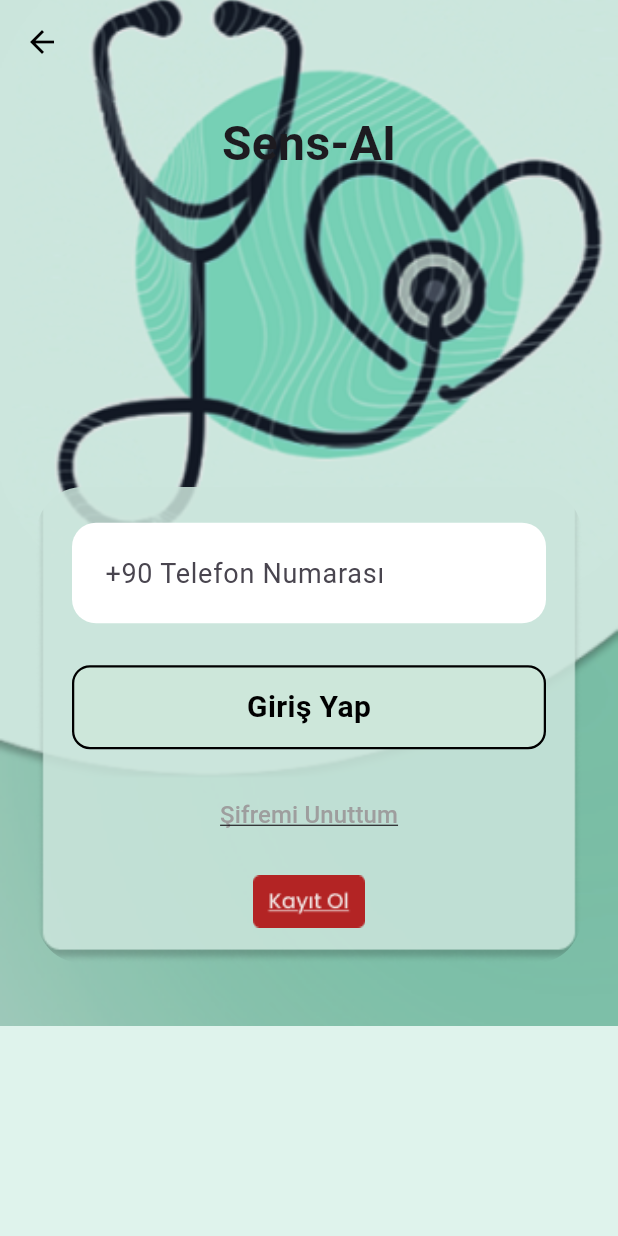
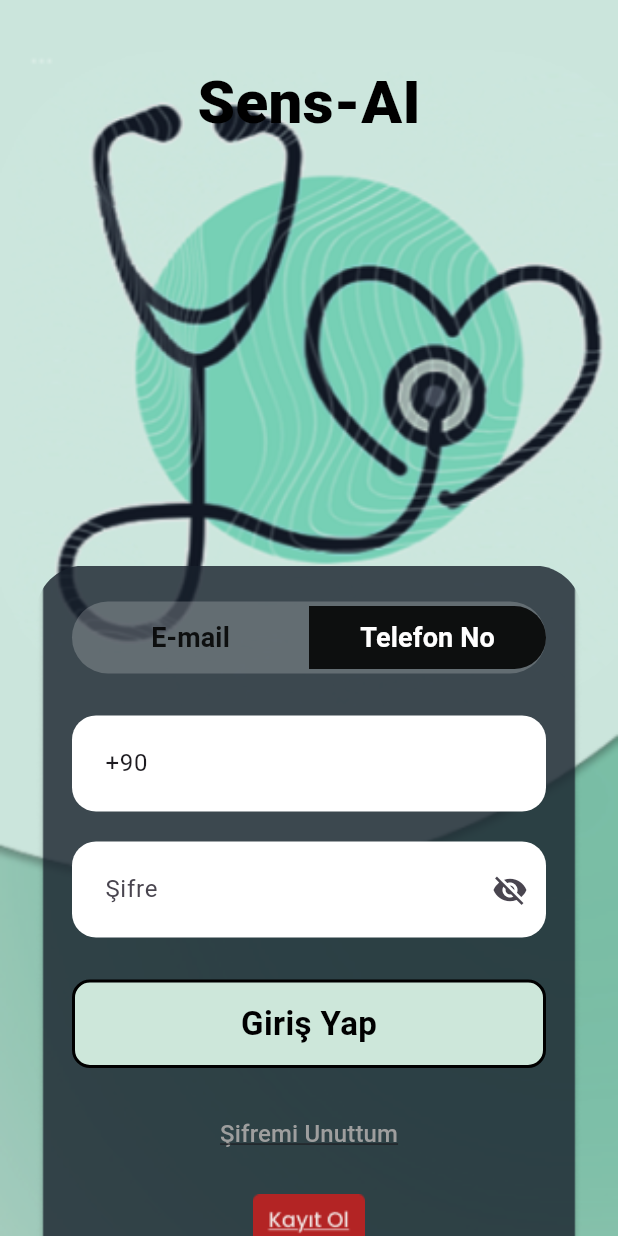
Before and after one commit to dilara-karaca/HealthAssistant, a Flutter app: the LoginPhoneScreen screen opened by its route, on a phone screen of 412 x 824 dp. Run offline on Flutter 3.47's test engine with Material 3 defaults, Android fonts, the light colour scheme and no system bars; our stand-ins replace cloud_firestore, firebase_auth, firebase_core, fl_chart, flutter_blue_plus, geolocator and 3 more; accounts and stored records are empty.

Commit message:
Telefon ile giriş ekranı güncellendi

```diff
--- a/lib/screens/login_phone_screen.dart
+++ b/lib/screens/login_phone_screen.dart
@@ -1,5 +1,6 @@
 import 'package:flutter/material.dart';
 import 'package:firebase_auth/firebase_auth.dart';
+import 'package:cloud_firestore/cloud_firestore.dart';
 
 class LoginPhoneScreen extends StatefulWidget {
   const LoginPhoneScreen({super.key});
@@ -9,67 +10,63 @@ class LoginPhoneScreen extends StatefulWidget {
 }
 
 class _LoginPhoneScreenState extends State<LoginPhoneScreen> {
-  final TextEditingController phoneController = TextEditingController();
-  final FirebaseAuth _auth = FirebaseAuth.instance;
+  final TextEditingController phoneController = TextEditingController(text: "+90");
+  final TextEditingController passwordController = TextEditingController();
+  bool obscurePassword = true;
 
-  String verificationId = '';
+  Future<void> loginWithPhone() async {
+    final phone = phoneController.text.trim();
+    final password = passwordController.text.trim();
 
-  Future<void> _verifyPhoneNumber() async {
-    final phoneNumber = phoneController.text.trim();
-
-    if (phoneNumber.isEmpty) {
+    if (phone.isEmpty || password.isEmpty) {
       ScaffoldMessenger.of(context).showSnackBar(
-        const SnackBar(content: Text("Telefon numarası boş olamaz")),
+        const SnackBar(content: Text("Telefon numarası ve şifre boş olamaz.")),
       );
       return;
     }
 
     try {
-      await _auth.verifyPhoneNumber(
-        phoneNumber: phoneNumber,
-        timeout: const Duration(seconds: 60),
-        verificationCompleted: (PhoneAuthCredential credential) async {
-          await _auth.signInWithCredential(credential);
-          Navigator.pushReplacementNamed(context, '/home');
-        },
-        verificationFailed: (FirebaseAuthException e) {
+      final userCredential = await FirebaseAuth.instance
+          .signInWithEmailAndPassword(email: phone, password: password);
+      final uid = userCredential.user!.uid;
+
+      final patientDoc = await FirebaseFirestore.instance
+          .collection('patients')
+          .doc(uid)
+          .get();
+
+      if (patientDoc.exists) {
+        Navigator.pushReplacementNamed(context, '/patientHome');
+        return;
+      }
+
+      final relativeDoc = await FirebaseFirestore.instance
+          .collection('relatives')
+          .doc(uid)
+          .get();
+
+      if (relativeDoc.exists) {
+        Navigator.pushReplacementNamed(context, '/relativeHome');
+        return;
+      }
+
       ScaffoldMessenger.of(context).showSnackBar(
-            SnackBar(content: Text("Doğrulama başarısız: ${e.message}")),
+        const SnackBar(content: Text("Kullanıcı rolü belirlenemedi.")),
       );
-        },
-        codeSent: (String verId, int? resendToken) {
-          setState(() {
-            verificationId = verId;
-          });
-          Navigator.pushNamed(context, '/loginSms', arguments: verificationId);
-        },
-        codeAutoRetrievalTimeout: (String verId) {
-          verificationId = verId;
-        },
+    } on FirebaseAuthException catch (e) {
+      ScaffoldMessenger.of(context).showSnackBar(
+        SnackBar(content: Text("Giriş hatası: ${e.message}")),
       );
     } catch (e) {
-      ScaffoldMessenger.of(
-        context,
-      ).showSnackBar(SnackBar(content: Text("Hata: ${e.toString()}")));
+      ScaffoldMessenger.of(context).showSnackBar(
+        SnackBar(content: Text("Hata: $e")),
+      );
     }
   }
 
   @override
   Widget build(BuildContext context) {
-    final screenHeight = MediaQuery.of(context).size.height;
-
     return Scaffold(
-      appBar: AppBar(
-        backgroundColor: Colors.transparent,
-        elevation: 0,
-        leading: IconButton(
-          icon: const Icon(Icons.arrow_back, color: Colors.black),
-          onPressed: () {
-            Navigator.pop(context);
-          },
-        ),
-      ),
-      extendBodyBehindAppBar: true,
       body: Stack(
         children: [
           Positioned.fill(
@@ -80,78 +77,187 @@ class _LoginPhoneScreenState extends State<LoginPhoneScreen> {
           ),
           SafeArea(
             child: SingleChildScrollView(
-              child: Padding(
-                padding: const EdgeInsets.symmetric(horizontal: 24.0),
+              padding: const EdgeInsets.symmetric(horizontal: 24.0, vertical: 20),
               child: Column(
                 crossAxisAlignment: CrossAxisAlignment.center,
                 children: [
-                    SizedBox(height: screenHeight * 0.02),
+                  const SizedBox(height: 20),
                   const Text(
                     'Sens-AI',
                     style: TextStyle(
-                        fontSize: 32,
-                        fontWeight: FontWeight.bold,
+                      fontSize: 40,
+                      fontWeight: FontWeight.w900,
+                      color: Colors.black,
                     ),
                   ),
-                    SizedBox(height: screenHeight * 0.25),
+                  const SizedBox(height: 280),
                   Container(
                     padding: const EdgeInsets.all(24),
                     decoration: BoxDecoration(
                       image: const DecorationImage(
-                          image: AssetImage('images/yesil_rectangle.png'),
-                          fit: BoxFit.cover,
-                          alignment: Alignment.bottomCenter,
+                        image: AssetImage('images/koyu_rectangle.png'),
+                        fit: BoxFit.fitWidth,
                       ),
                       borderRadius: BorderRadius.circular(32),
                     ),
                     child: Column(
                       children: [
-                          TextField(
+                        _buildSwitchTabs(context),
+                        const SizedBox(height: 28),
+                        _buildPhoneField(),
+                        const SizedBox(height: 20),
+                        _buildPasswordField(),
+                        const SizedBox(height: 28),
+                        _buildLoginButton(),
+                        const SizedBox(height: 20),
+                        _buildForgotPassword(context),
+                        const SizedBox(height: 16),
+                        GestureDetector(
+                          onTap: () {
+                            Navigator.pushNamed(context, '/registerPatient');
+                          },
+                          child: Image.asset('images/frame_60.png'),
+                        ),
+                      ],
+                    ),
+                  ),
+                ],
+              ),
+            ),
+          ),
+        ],
+      ),
+    );
+  }
+
+  Widget _buildSwitchTabs(BuildContext context) {
+    return Container(
+      decoration: BoxDecoration(
+        color: Colors.white.withOpacity(0.2),
+        borderRadius: BorderRadius.circular(24),
+      ),
+      child: Row(
+        children: [
+          Expanded(
+            child: TextButton(
+              onPressed: () {
+                Navigator.pushReplacementNamed(context, '/loginEmail');
+              },
+              style: TextButton.styleFrom(
+                backgroundColor: Colors.transparent,
+                shape: const RoundedRectangleBorder(
+                  borderRadius: BorderRadius.only(
+                    topLeft: Radius.circular(24),
+                    bottomLeft: Radius.circular(24),
+                  ),
+                ),
+              ),
+              child: const Text(
+                'E-mail',
+                style: TextStyle(
+                  color: Colors.black87,
+                  fontSize: 18,
+                  fontWeight: FontWeight.bold,
+                ),
+              ),
+            ),
+          ),
+          Expanded(
+            child: TextButton(
+              onPressed: () {},
+              style: TextButton.styleFrom(
+                backgroundColor: Colors.black87,
+                shape: const RoundedRectangleBorder(
+                  borderRadius: BorderRadius.only(
+                    topRight: Radius.circular(24),
+                    bottomRight: Radius.circular(24),
+                  ),
+                ),
+              ),
+              child: const Text(
+                'Telefon No',
+                style: TextStyle(
+                  color: Colors.white,
+                  fontSize: 18,
+                  fontWeight: FontWeight.bold,
+                ),
+              ),
+            ),
+          ),
+        ],
+      ),
+    );
+  }
+
+  Widget _buildPhoneField() {
+    return TextField(
       controller: phoneController,
       keyboardType: TextInputType.phone,
       decoration: InputDecoration(
         filled: true,
         fillColor: Colors.white,
-                              hintText: '+90 Telefon Numarası',
-                              hintStyle: const TextStyle(fontSize: 18),
-                              contentPadding: const EdgeInsets.symmetric(
-                                horizontal: 18,
-                                vertical: 20,
+        hintText: 'Telefon Numarası (+90)',
+        contentPadding: const EdgeInsets.symmetric(horizontal: 18, vertical: 20),
+        border: OutlineInputBorder(
+          borderRadius: BorderRadius.circular(16),
+          borderSide: BorderSide.none,
+        ),
+      ),
+    );
+  }
+
+  Widget _buildPasswordField() {
+    return TextField(
+      controller: passwordController,
+      obscureText: obscurePassword,
+      decoration: InputDecoration(
+        filled: true,
+        fillColor: Colors.white,
+        hintText: 'Şifre',
+        contentPadding: const EdgeInsets.symmetric(horizontal: 18, vertical: 20),
+        suffixIcon: IconButton(
+          icon: Icon(obscurePassword ? Icons.visibility_off : Icons.visibility),
+          onPressed: () {
+            setState(() {
+              obscurePassword = !obscurePassword;
+            });
+          },
         ),
         border: OutlineInputBorder(
           borderRadius: BorderRadius.circular(16),
           borderSide: BorderSide.none,
         ),
       ),
-                          ),
-                          const SizedBox(height: 28),
-                          GestureDetector(
-                            onTap: _verifyPhoneNumber,
+    );
+  }
+
+  Widget _buildLoginButton() {
+    return GestureDetector(
+      onTap: loginWithPhone,
       child: Container(
         width: double.infinity,
         padding: const EdgeInsets.symmetric(vertical: 12),
         decoration: BoxDecoration(
           color: const Color(0xFFCDE7DA),
           borderRadius: BorderRadius.circular(12),
-                                border: Border.all(
-                                  color: Colors.black,
-                                  width: 1.5,
-                                ),
+          border: Border.all(color: Colors.black, width: 2),
         ),
         child: const Center(
           child: Text(
             'Giriş Yap',
             style: TextStyle(
               color: Colors.black,
-                                    fontSize: 20,
+              fontSize: 22,
               fontWeight: FontWeight.bold,
             ),
           ),
         ),
       ),
-                          ),
-                          const SizedBox(height: 20),
-                          TextButton(
+    );
+  }
+
+  Widget _buildForgotPassword(BuildContext context) {
+    return TextButton(
       onPressed: () {
         Navigator.pushNamed(context, '/forgotPassword');
       },
@@ -163,25 +269,6 @@ class _LoginPhoneScreenState extends State<LoginPhoneScreen> {
           fontSize: 16,
         ),
       ),
-                          ),
-                          const SizedBox(height: 16),
-                          GestureDetector(
-                            onTap: () {
-                              Navigator.pushNamed(context, '/registerPatient');
-                            },
-                            child: Image.asset('images/frame_60.png'),
-                          ),
-                        ],
-                      ),
-                    ),
-                    SizedBox(height: screenHeight * 0.05),
-                  ],
-                ),
-              ),
-            ),
-          ),
-        ],
-      ),
     );
   }
 }
```
Also changed, not shown: lib/screens/register_patient_screen.dart (+19 -2 lines), lib/screens/register_relative_screen.dart (+18 -4 lines). Lines whose indentation alone changed are shown as unchanged.
